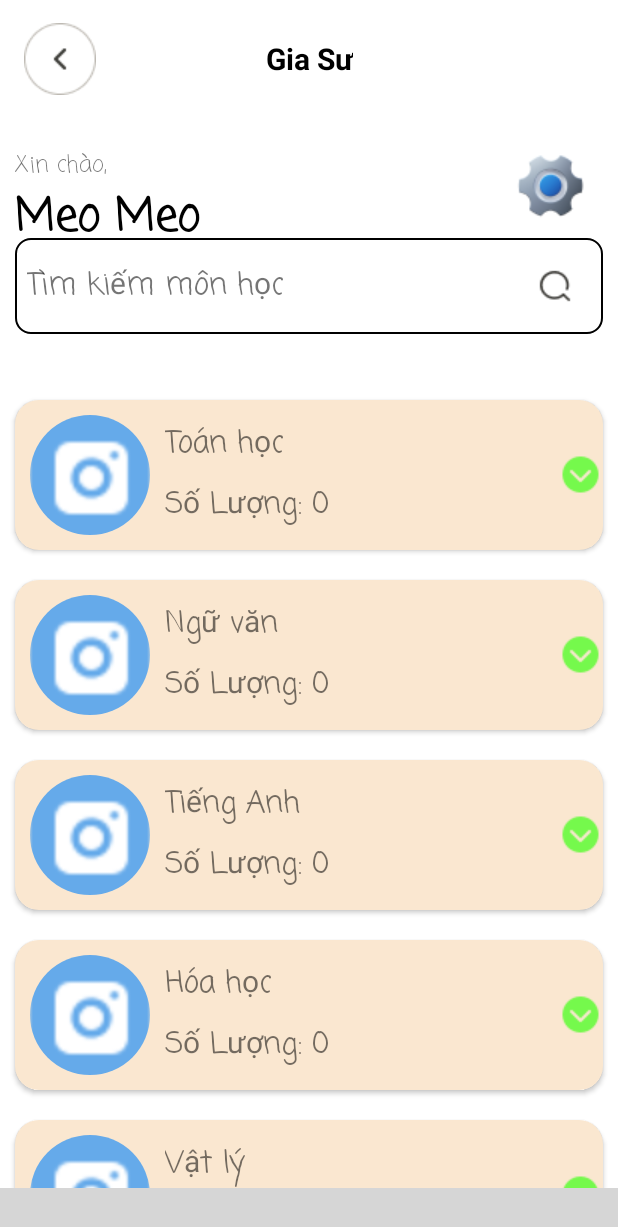
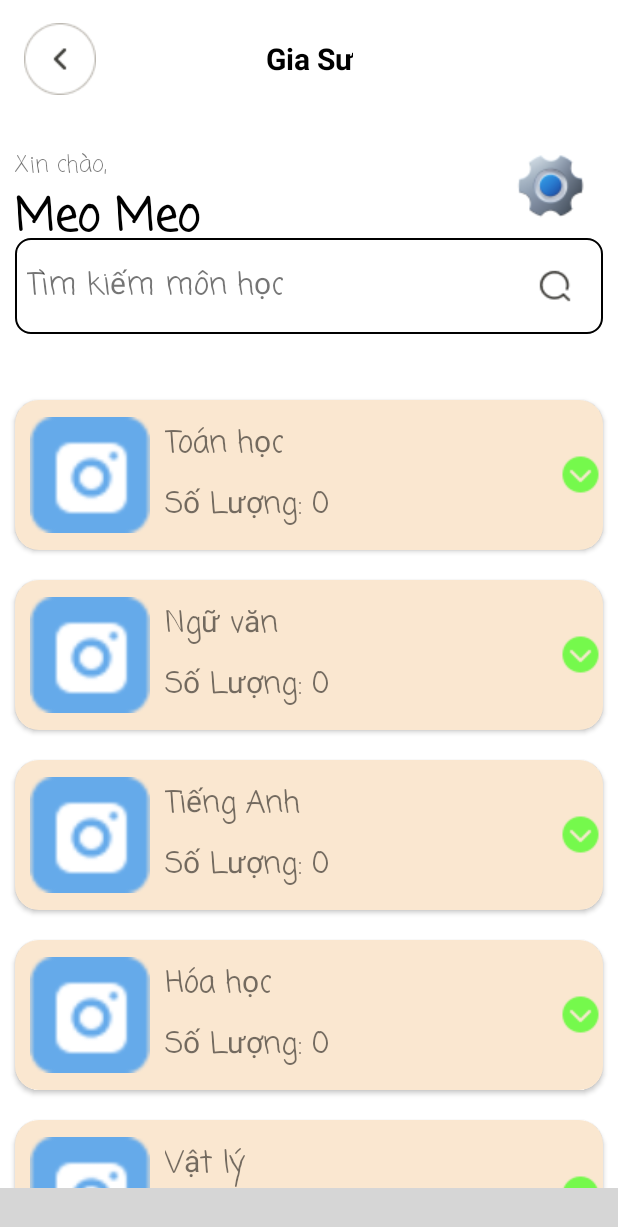
Before and after one commit to loiquang/QUANLYGIASU_MD18202, an Android app: the giasu_fragment screen opened directly, with no data from a screen before it, on a phone screen of 412 x 824 dp. Shown: the top 1227 px of the screen. Run offline under Robolectric (Android 15) with nearby library versions, the light colour scheme and no system bars; our stand-ins replace Firebase (no records; nobody signed in at launch, a user with empty details on screens opened directly); libraries missing offline, so code that uses them is left out: com.etebarian.meowbottomnavigation; plain views replace MeowBottomNavigation; 2 statements that could not run were skipped; grey boxes are pictures that could not be loaded.

Commit message:
up_hinhMon

```diff
--- a/app/src/main/java/com/example/quanlygiasu_md18202_duan1/Fragment2/giasu_fragment.java
+++ b/app/src/main/java/com/example/quanlygiasu_md18202_duan1/Fragment2/giasu_fragment.java
@@ -42,12 +42,12 @@ public class giasu_fragment extends Fragment {
         txtTimKiem = view.findViewById(R.id.txtTimKiem);
         list = new ArrayList<>();
         getListFireBase = new GetListFireBase();
-        list.add(new MonHoc_User_Models(R.drawable.inta, "Toán học"));
-        list.add(new MonHoc_User_Models(R.drawable.inta, "Ngữ văn"));
-        list.add(new MonHoc_User_Models(R.drawable.inta, "Tiếng Anh"));
-        list.add(new MonHoc_User_Models(R.drawable.inta, "Hóa học"));
-        list.add(new MonHoc_User_Models(R.drawable.inta, "Vật lý"));
-        list.add(new MonHoc_User_Models(R.drawable.inta, "Sinh học"));
+        list.add(new MonHoc_User_Models(R.drawable.math, "Toán học"));
+        list.add(new MonHoc_User_Models(R.drawable.book, "Ngữ văn"));
+        list.add(new MonHoc_User_Models(R.drawable.translator, "Tiếng Anh"));
+        list.add(new MonHoc_User_Models(R.drawable.chemistry, "Hóa học"));
+        list.add(new MonHoc_User_Models(R.drawable.atomic, "Vật lý"));
+        list.add(new MonHoc_User_Models(R.drawable.biology, "Sinh học"));
         recyclerView = view.findViewById(R.id.recycleView);
         LinearLayoutManager linearLayoutManager = new LinearLayoutManager(getContext());
         userAdapter = new MonHoc_User(list);
--- a/app/src/main/res/layout/item_teacher.xml
+++ b/app/src/main/res/layout/item_teacher.xml
@@ -23,7 +23,7 @@
                 android:layout_width="match_parent"
                 android:layout_height="wrap_content">
 
-                <de.hdodenhof.circleimageview.CircleImageView
+                <ImageView
                     android:id="@+id/imgTeacher"
                     android:layout_width="100dp"
                     android:layout_height="100dp"
```
Also changed, not shown: app/src/main/res/drawable/atomic.png (added), app/src/main/res/drawable/biology.png (added), app/src/main/res/drawable/book.png (added), app/src/main/res/drawable/chemistry.png (added), app/src/main/res/drawable/math.png (added), app/src/main/res/drawable/translator.png (added).
